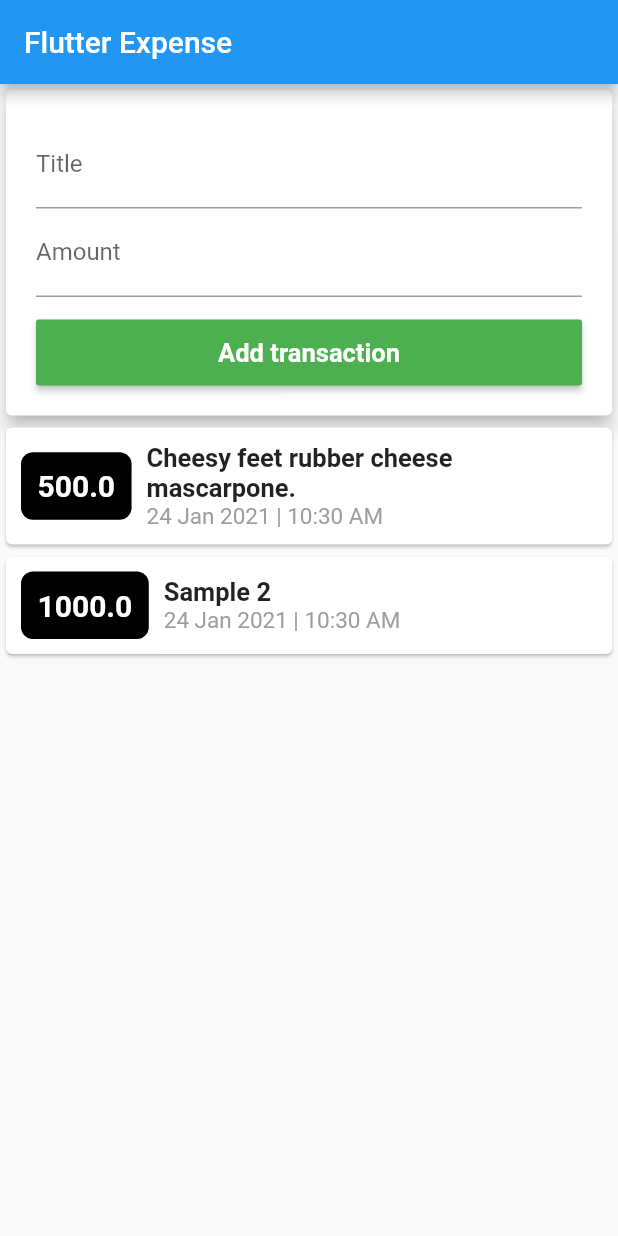
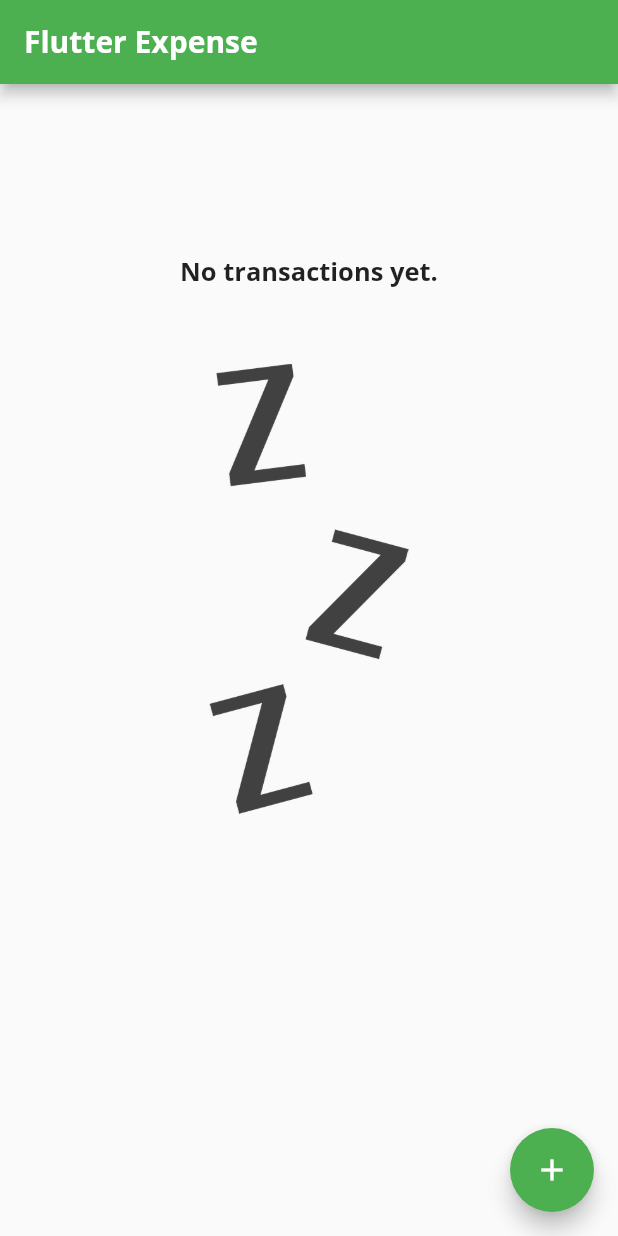
Before and after one commit to amvfortuna/flutter_tutorial_expenses, a Flutter app: the screen it shows after launch, on a phone screen of 412 x 824 dp. Run offline on Flutter 3.47's test engine with Material 2 defaults, Android fonts, the phone set to English and light mode, and no system bars.

Commit message:
Added fonts and theming. Converted TransactionForm into a Stateful widget so it'll work inside a bottom sheet. Got rid of CreateTransaction as it's no longer in use (made redundant) and added an empty state for TransactionList. Also created a shell widget called Chart.

```diff
--- a/lib/main.dart
+++ b/lib/main.dart
@@ -1,23 +1,120 @@
+import 'dart:developer';
+
+import 'package:flutter/gestures.dart';
 import 'package:flutter/material.dart';
+import 'package:uuid/uuid.dart';
 
-import './widgets/create_transaction.dart';
+import './widgets/transaction_form.dart';
+import './widgets/transaction_list.dart';
+import './models/transaction.dart';
 
 void main() => runApp(MyApp());
 
-class MyApp extends StatelessWidget {
+class MyApp extends StatefulWidget {
+  @override
+  State<StatefulWidget> createState() => MyAppState();
+}
+
+class MyAppState extends State<MyApp> {
+  final List<Transaction> _transactions = [
+    // Transaction(
+    //   id: Uuid().v4(),
+    //   name: 'Cheesy feet rubber cheese mascarpone.',
+    //   amount: 500,
+    //   date: DateTime.now(),
+    // ),
+    // Transaction(
+    //   id: Uuid().v4(),
+    //   name: 'Sample 2',
+    //   amount: 1000,
+    //   date: DateTime.now(),
+    // ),
+  ];
+
+  void _addTransaction(String title, double amount) {
+    final transaction = Transaction(
+      id: Uuid().v1(),
+      name: title,
+      amount: amount,
+      date: DateTime.now(),
+    );
+
+    setState(() {
+      _transactions.add(transaction);
+    });
+  }
+
   @override
   Widget build(BuildContext context) {
     return MaterialApp(
-      title: 'Flutter Demo',
+      title: 'Flutter Expense',
       theme: ThemeData(
-        primarySwatch: Colors.blue,
+        primarySwatch: Colors.green,
+        fontFamily: 'Quicksand',
+        textTheme: ThemeData.light().textTheme.copyWith(
+          headline6: TextStyle(
+            fontFamily: 'OpenSans',
+            fontWeight: FontWeight.bold,
+            fontSize: 17,
+          ),
+        ),
+        appBarTheme: AppBarTheme(
+          textTheme: ThemeData.light().textTheme.copyWith(
+                headline6: TextStyle(
+                  fontFamily: 'OpenSans',
+                  fontSize: 20,
+                  fontWeight: FontWeight.w700,
+                ),
+              ),
+        ),
       ),
       home: Scaffold(
         appBar: AppBar(
-          title: Text('Flutter Expense'),
+          title: Text(
+            'Flutter Expense',
+          ),
         ),
-        body: CreateTransaction(),
+        body: SingleChildScrollView(
+          child: Column(
+            children: [
+              TransactionList(
+                transactions: _transactions,
+              ),
+            ],
+          ),
+        ),
+        floatingActionButton: ModalTransactionForm(
+          onAddButtonTapped: _addTransaction,
+        ),
       ),
     );
   }
 }
+
+class ModalTransactionForm extends StatelessWidget {
+  final Function(String, double) onAddButtonTapped;
+
+  ModalTransactionForm({this.onAddButtonTapped});
+
+  void presentTransactionForm(BuildContext context) {
+    showModalBottomSheet(
+        context: context,
+        builder: (_) {
+          return GestureDetector(
+            onTap: () {},
+            child: TransactionForm(
+              onAddButtonTapped: onAddButtonTapped,
+            ),
+            behavior: HitTestBehavior.opaque,
+          );
+        });
+  }
+
+  @override
+  Widget build(BuildContext context) {
+    return FloatingActionButton(
+      child: Icon(Icons.add),
+      onPressed: () => presentTransactionForm(context),
+    );
+  }
+}
--- a/lib/widgets/create_transaction.dart
+++ /dev/null
@@ -1,57 +0,0 @@
-import 'package:flutter/material.dart';
-import 'package:uuid/uuid.dart';
-
-import '../models/transaction.dart';
-import './transaction_form.dart';
-import './transaction_list.dart';
-
-class CreateTransaction extends StatefulWidget {
-  @override
-  State<StatefulWidget> createState() => CreateTransactionState();
-}
-
-class CreateTransactionState extends State<CreateTransaction> {
-  final _transactions = [
-    Transaction(
-      id: Uuid().v4(),
-      name: 'Cheesy feet rubber cheese mascarpone.',
-      amount: 500,
-      date: DateTime.now(),
-    ),
-    Transaction(
-      id: Uuid().v4(),
-      name: 'Sample 2',
-      amount: 1000,
-      date: DateTime.now(),
-    ),
-  ];
-
-  void _addTransaction(String title, double amount) {
-    final transaction = Transaction(
-      id: Uuid().v1(),
-      name: title,
-      amount: amount,
-      date: DateTime.now(),
-    );
-
-    setState(() {
-      _transactions.add(transaction);
-    });
-  }
-
-  @override
-  Widget build(BuildContext context) {
-    return SingleChildScrollView(
-      child: Column(
-        children: [
-          TransactionForm(
-            onAddButtonTapped: _addTransaction,
-          ),
-          TransactionList(
-            transactions: _transactions,
-          ),
-        ],
-      ),
-    );
-  }
-}
--- a/lib/widgets/transaction_card.dart
+++ b/lib/widgets/transaction_card.dart
@@ -21,7 +21,7 @@ class TransactionCard extends StatelessWidget {
             Container(
               padding: EdgeInsets.all(10),
               decoration: BoxDecoration(
-                color: Colors.black,
+                color: Theme.of(context).primaryColorDark,
                 border: Border.all(color: Colors.transparent),
                 borderRadius: BorderRadius.all(Radius.circular(8)),
               ),
@@ -47,10 +47,7 @@ class TransactionCard extends StatelessWidget {
                   children: [
                     Text(
                       name,
-                      style: TextStyle(
-                        fontSize: 17,
-                        fontWeight: FontWeight.w600,
-                      ),
+                      style: Theme.of(context).textTheme.headline6,
                     ),
                     Text(
                       date,
--- a/lib/widgets/transaction_list.dart
+++ b/lib/widgets/transaction_list.dart
@@ -9,16 +9,43 @@ class TransactionList extends StatelessWidget {
 
   TransactionList({this.transactions});
 
+  Widget emptyState(BuildContext context) {
+    return Container(
+      width: double.infinity,
+      child: Column(
+        mainAxisAlignment: MainAxisAlignment.center,
+        children: [
+          Text(
+            'No transactions yet.',
+            style: Theme.of(context).textTheme.headline6,
+          ),
+          SizedBox(
+            height: 50,
+          ),
+          Container(
+            height: 300,
+            child: Image.asset(
+              'assets/images/waiting.png',
+              fit: BoxFit.cover,
+            ),
+          ),
+        ],
+      ),
+    );
+  }
+
   @override
   Widget build(BuildContext context) {
     return Container(
       height: 600,
-      child: ListView.builder(
+      child: transactions.isEmpty
+          ? emptyState(context)
+          : ListView.builder(
               itemBuilder: (ctx, idx) {
                 final tx = transactions[idx];
                 return TransactionCard(
                   name: tx.name,
-            amount: tx.amount.toString(),
+                  amount: tx.amount.toStringAsFixed(2),
                   date: DateFormat('d MMM yyyy | h:mm a').format(tx.date),
                 );
               },
```
Also changed, not shown: lib/widgets/chart.dart (added, +18 -0 lines), lib/widgets/transaction_form.dart (+40 -15 lines), pubspec.yaml (+13 -14 lines), assets/fonts/OpenSans-Bold.ttf (added), assets/fonts/OpenSans-Regular.ttf (added), assets/fonts/Quicksand-Bold.ttf (added), assets/fonts/Quicksand-Light.ttf (added), assets/fonts/Quicksand-Medium.ttf (added), assets/fonts/Quicksand-Regular.ttf (added), assets/images/waiting.png (added). Lines whose indentation alone changed are shown as unchanged.
